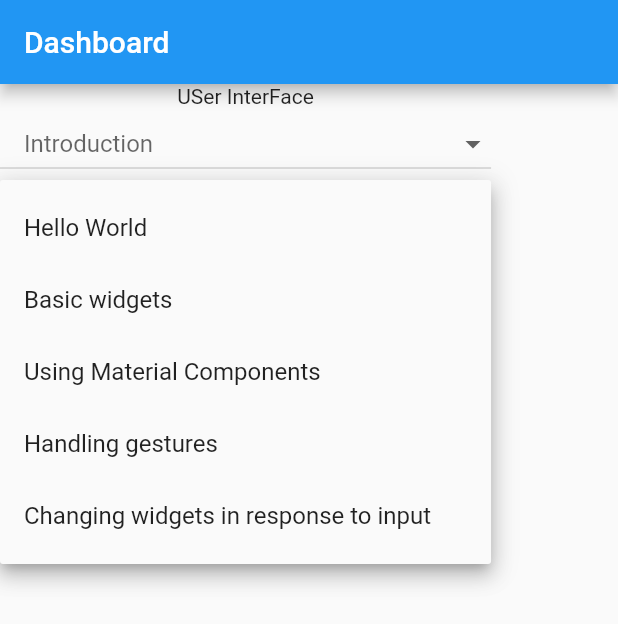
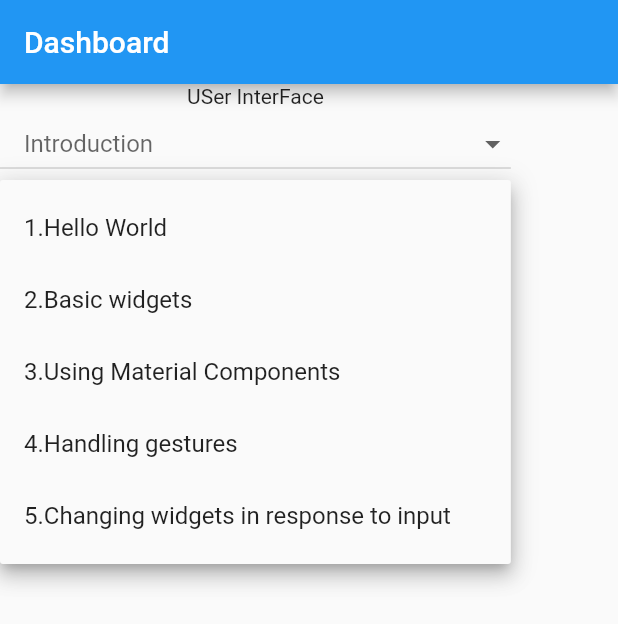
Before and after one commit to Nikhildeshmukh07/Flutter_Learn, a Flutter app: the screen it shows after launch, after a tap on "Introduction", on a phone screen of 412 x 824 dp. Shown: the top 624 px of the screen. Run offline on Flutter 3.47's test engine with Material 2 defaults, Android fonts, the phone set to English and light mode, and no system bars; drawn by our look-alikes of dropdown_button2.

Commit message:
commit from sstpl evening

```diff
--- a/lib/Dashboard.dart
+++ b/lib/Dashboard.dart
@@ -5,6 +5,7 @@ import 'package:flutter_learn/3TutorialHome.dart';
 import 'package:flutter_learn/8RichtextWidget.dart';
 import 'package:flutter_learn/9TabBarDemo.dart';
 import '10HorizontalList.dart';
+import '11ExpansionTileCard.dart';
 import '1Helloworld.dart';
 import '4.Handling gestures.dart';
 import '5Changingwidgetsinresponsetoinput.dart';
@@ -55,17 +56,17 @@ class DashboardScreen extends StatelessWidget {
             items: const <DropdownMenuItem<String>>[
               // Use DropdownMenuItem
               DropdownMenuItem<String>(
-                  value: 'Hello World', child: Text('Hello World')),
+                  value: 'Hello World', child: Text('1.Hello World')),
               DropdownMenuItem<String>(
-                  value: 'MyScaffold', child: Text('Basic widgets')),
+                  value: 'MyScaffold', child: Text('2.Basic widgets')),
               DropdownMenuItem<String>(
                   value: 'TutorialHome',
-                  child: Text('Using Material Components')),
+                  child: Text('3.Using Material Components')),
               DropdownMenuItem<String>(
-                  value: 'MyButton', child: Text('Handling gestures')),
+                  value: 'MyButton', child: Text('4.Handling gestures')),
               DropdownMenuItem<String>(
                   value: 'Counter2',
-                  child: Text('Changing widgets in response to input'))
+                  child: Text('5.Changing widgets in response to input'))
               // Add more items here
             ],
           ),
@@ -81,34 +82,26 @@ class DashboardScreen extends StatelessWidget {
                         builder: (context) => const MyHomePage(
                               title: 'this is drawer',
                             )));
-              }
-              else if (newValue == 'Appbars') {
+              } else if (newValue == 'Appbars') {
+                Navigator.push(context,
+                    MaterialPageRoute(builder: (context) => const Appbars()));
+              } else if (newValue == 'MyhomepageRichTextBox') {
                 Navigator.push(
                     context,
                     MaterialPageRoute(
-                        builder: (context) => const Appbars(
-
-                        )));
-              }
-              else if (newValue == 'MyhomepageRichTextBox') {
-                Navigator.push(
-                    context,
-                    MaterialPageRoute(
-                        builder: (context) => const MyhomepageRichTextBox(
-
-                        )));
+                        builder: (context) => const MyhomepageRichTextBox()));
               }
               // You can add more else if blocks for additional items
             },
             items: const <DropdownMenuItem<String>>[
               // Use DropdownMenuItem
               DropdownMenuItem<String>(
-                  value: 'MyHomePage', child: Text('6DrawerWidgetinFlutter')),
+                  value: 'MyHomePage', child: Text('6.DrawerWidgetinFlutter')),
               DropdownMenuItem<String>(
-                  value: 'Appbars', child: Text('Appbars in built widgets')),
+                  value: 'Appbars', child: Text('7.Appbars in built widgets')),
               DropdownMenuItem<String>(
-                  value: 'MyhomepageRichTextBox', child: Text('8.Rich text Box')),
-
+                  value: 'MyhomepageRichTextBox',
+                  child: Text('8.Rich text Box')),
 
               // Add more items here
             ],
@@ -122,37 +115,26 @@ class DashboardScreen extends StatelessWidget {
                 Navigator.push(
                     context,
                     MaterialPageRoute(
-                        builder: (context) => const TabBarDemo(
-
-                        )));
-              }
-              else if (newValue == 'MyList') {
+                        builder: (context) => const TabBarDemo()));
+              } else if (newValue == 'MyList') {
+                Navigator.push(context,
+                    MaterialPageRoute(builder: (context) => const MyList()));
+              } else if (newValue == 'RunTileCard') {
                 Navigator.push(
                     context,
                     MaterialPageRoute(
-                        builder: (context) => const MyList(
-
-                        )));
-              }
-              else if (newValue == 'MyhomepageRichTextBox') {
-                Navigator.push(
-                    context,
-                    MaterialPageRoute(
-                        builder: (context) => const MyhomepageRichTextBox(
-
-                        )));
+                        builder: (context) => const RunTileCard()));
               }
               // You can add more else if blocks for additional items
             },
             items: const <DropdownMenuItem<String>>[
               // Use DropdownMenuItem
               DropdownMenuItem<String>(
-                  value: 'TabBarDemo', child: Text('9TabBarDemo')),
+                  value: 'TabBarDemo', child: Text('9.TabBarDemo')),
               DropdownMenuItem<String>(
-                  value: 'Appbars', child: Text('Appbars in built widgets')),
+                  value: 'MyList', child: Text('10.Horizontal List')),
               DropdownMenuItem<String>(
-                  value: 'MyhomepageRichTextBox', child: Text('8.Rich text Box')),
-
+                  value: 'RunTileCard', child: Text('11.Tile card')),
 
               // Add more items here
             ],
```
